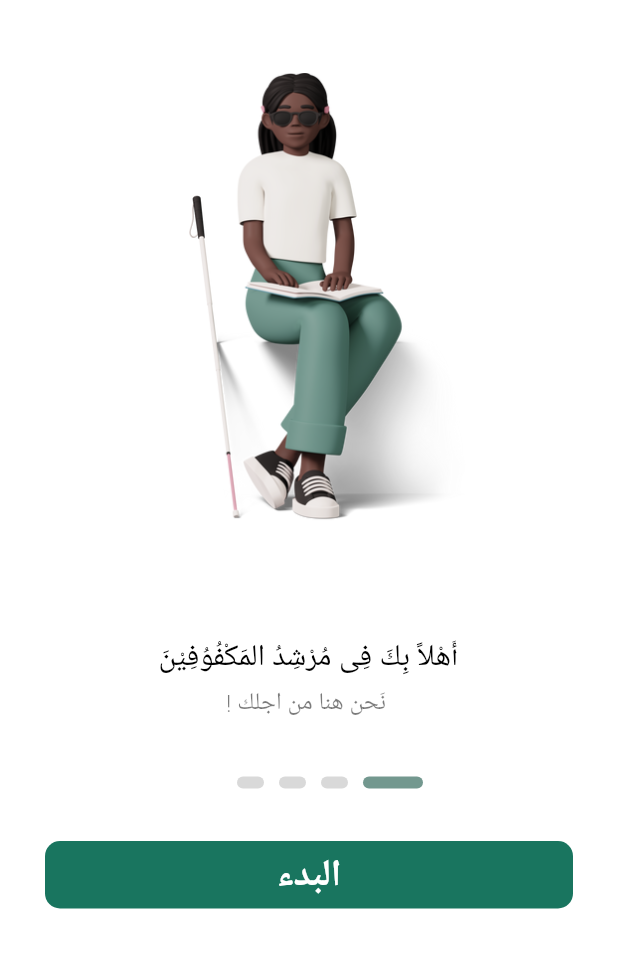
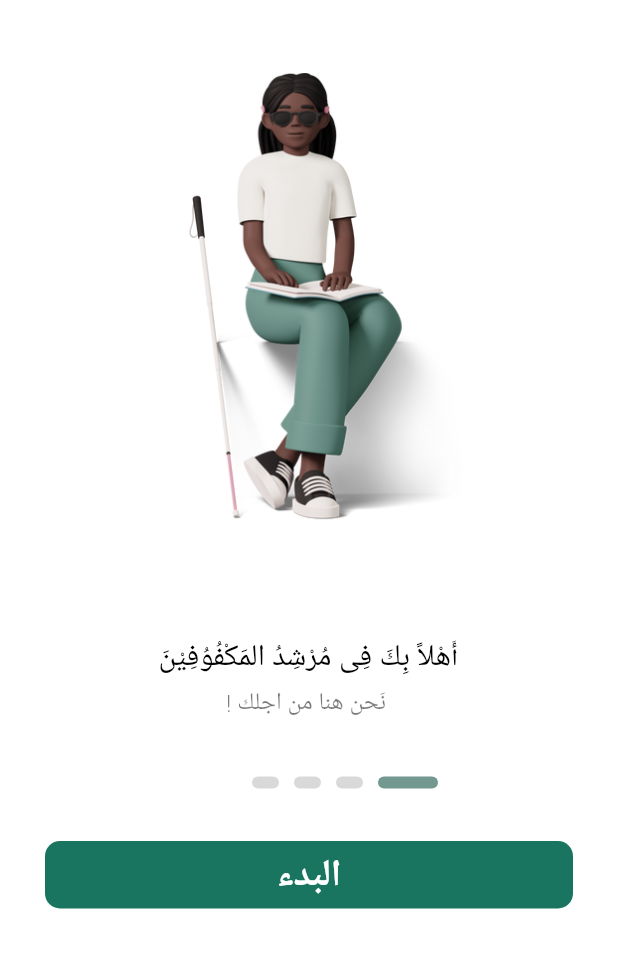
Before and after one commit to Mohammed-El-kayesh/Blind_Guide, a Flutter app: the screen it shows after launch, after a tap on "البدء", on a phone screen of 412 x 824 dp, the part 128-1096 px from its top. Run offline on Flutter 3.47's test engine with Material 2 defaults, Android fonts, the phone set to English and light mode, and no system bars; drawn by our look-alikes of circular_countdown_timer; our stand-ins replace audioplayers, camera, firebase_core, firebase_database, flutter_local_notifications, flutter_tts and 7 more; missing offline and left inert: flutter_email_sender, flutter_phone_direct_caller, fluttercontactpicker, google_ml_vision, tflite; accounts and stored records are empty; Roboto replaces fonts that are missing (Oxygen, Segoe UI).

```diff
--- a/blind_guide/lib/presentation/onBoarding/onboarding.dart
+++ b/blind_guide/lib/presentation/onBoarding/onboarding.dart
@@ -1,3 +1,4 @@
+import 'dart:async';
 import 'dart:ui';
 
 import 'package:audioplayers/audioplayers.dart';
@@ -70,14 +71,14 @@ class _OnBoardingState extends State<OnBoarding> {
   }
 
   void submit(context) async {
-    await CachHelper.setBoolData(
-      key: Constants.isOnBoarding,
-      value: true,
-    );
+    // await CachHelper.setBoolData(
+    //   key: Constants.isOnBoarding,
+    //   value: true,
+    // );
     Navigator.of(context).pushReplacement(MaterialPageRoute(builder: (context) {
       return Directionality(textDirection: TextDirection.rtl,child: PageViewScreen());
     }));
-    countDownController.restart();
+   // countDownController.restart();
   }
 
   @override
@@ -168,10 +169,9 @@ class _OnBoardingState extends State<OnBoarding> {
                       autoStart: true,
                       onComplete: () {
                         if (index == onBoarding.length - 1) {
-                          submit(context);
+                          Timer(const Duration(seconds: 5),()=> submit(context));
                         } else {
-                          incIndex();
-                          setState(() {});
+                          setState(() {incIndex();});
                         }
                       },
                       // timeFormatterFunction:
@@ -199,8 +199,8 @@ class _OnBoardingState extends State<OnBoarding> {
                       // blindgirlsittingandreadingbook (6:2036)
                       margin: EdgeInsets.fromLTRB(
                           Dimensions.p60, 0, 0, Dimensions.p65),
-                      width: 220, // Dimensions.p220,
-                      height: 320, //Dimensions.p320,
+                      width:  Dimensions.p220,
+                      height: Dimensions.p320,
                       child: Image.asset(
                         onBoarding[index].image,
                         fit: BoxFit.contain,
@@ -240,8 +240,7 @@ class _OnBoardingState extends State<OnBoarding> {
                     ///indecator
                     Container(
                       // autogroupjmemTwB (UqpbbFW4Ypg7neKA1ejMEm)
-                      margin: EdgeInsets.fromLTRB(
-                          Dimensions.p80, 0, Dimensions.p100, Dimensions.p35),
+                      margin: EdgeInsets.fromLTRB(Dimensions.p70, 0, Dimensions.p90, Dimensions.p35),
                       width: double.infinity,
                       child: Row(
                         crossAxisAlignment: CrossAxisAlignment.center,
@@ -303,7 +302,7 @@ class _OnBoardingState extends State<OnBoarding> {
                         ),
                       ),
                       onTap: () {
-                        if (index == onBoarding.length - 1) {
+                        if (index == onBoarding.length ) {
                           submit(context);
                         } else {
                           incIndex();
```
